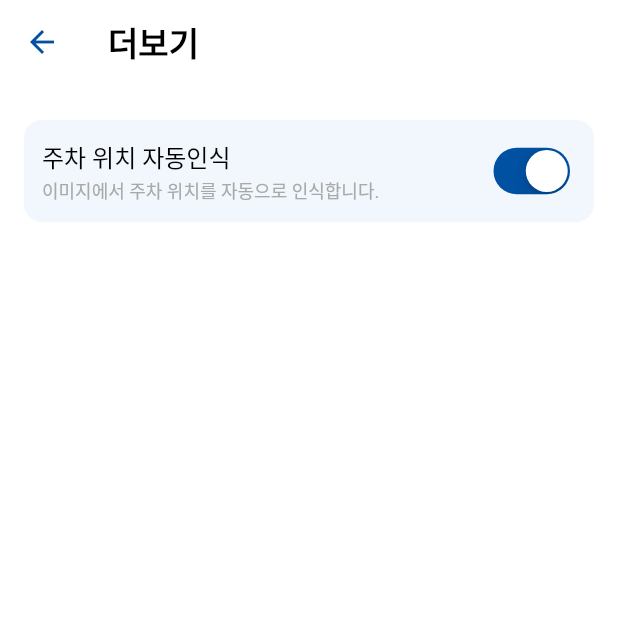
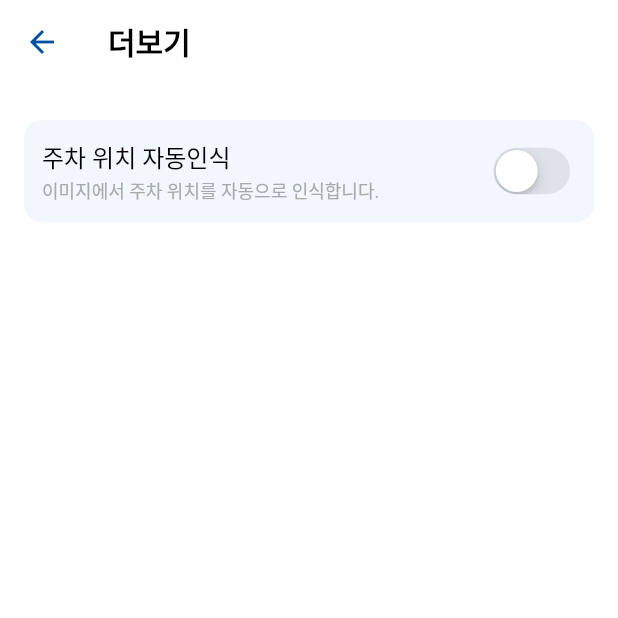
Before and after one commit to koreanhole/dropspot, a Flutter app: the MoreScreen screen opened directly, on a phone screen of 412 x 824 dp, the top half of it. Run offline on Flutter 3.47's test engine with Material 3 defaults, Android fonts, the phone set to English and light mode, and no system bars; our stand-ins replace camera, flutter_dotenv, geolocator, logger, modal_bottom_sheet, permission_handler and 2 more; missing offline and left inert: exif, flutter_naver_map, google_mlkit_text_recognition; accounts and stored records are empty.

Commit message:
Fix minor change

```diff
--- a/lib/base/drop_spot_app_bar.dart
+++ b/lib/base/drop_spot_app_bar.dart
@@ -12,7 +12,7 @@ class DropSpotAppBar extends AppBar {
             child: Text(
               title,
               style: TextStyle(
-                fontSize: 22,
+                fontSize: 20,
                 fontWeight: FontWeight.w600,
                 color: Colors.black,
               ),
--- a/lib/screens/manual_add_parking_screen.dart
+++ b/lib/screens/manual_add_parking_screen.dart
@@ -383,7 +383,7 @@ class _ParkingItemTileState extends State<ParkingItemTile>
                     padding: const EdgeInsets.all(4),
                     child: const Icon(
                       Icons.remove,
-                      size: 20,
+                      size: 24,
                       color: Colors.white,
                     ),
                   ),
--- a/lib/screens/more_screen.dart
+++ b/lib/screens/more_screen.dart
@@ -18,7 +18,7 @@ const moreScreenSublabelTextStyle = TextStyle(
 );
 
 const recognizedTextStateKey = "recognizedTextStateKey";
-const recognizedTextStateDefaultValue = true;
+const recognizedTextStateDefaultValue = false;
 
 class MoreScreen extends StatelessWidget {
   const MoreScreen({super.key});
```
